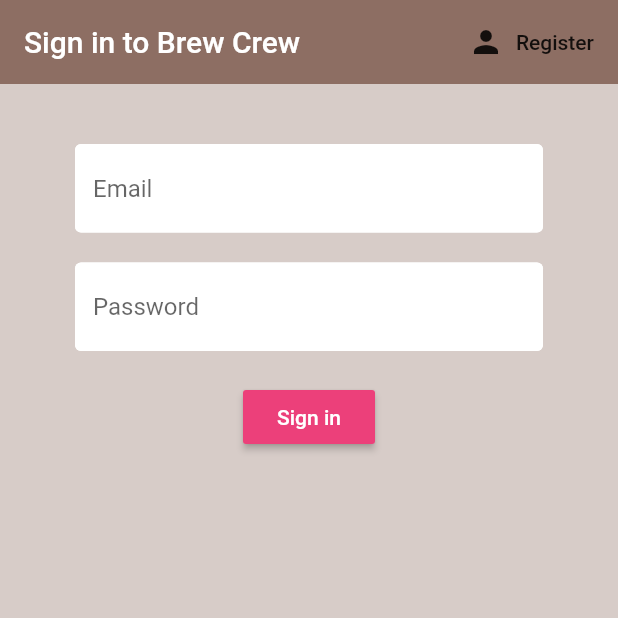
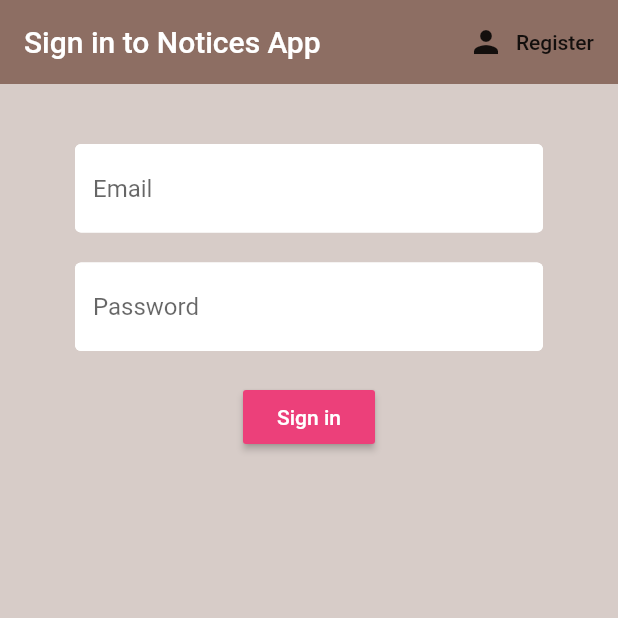
Before and after one commit to 15154/AM4L, a Flutter app: the screen it shows after launch, on a phone screen of 412 x 824 dp, the top half of it. Run offline on Flutter 3.47's test engine with Material 2 defaults, Android fonts, the phone set to English and light mode, and no system bars; our stand-ins replace cloud_firestore, firebase_auth, flutter_spinkit; accounts and stored records are empty.

```diff
--- a/am4l_15123_15154/lib/screens/authenticate/register.dart
+++ b/am4l_15123_15154/lib/screens/authenticate/register.dart
@@ -30,7 +30,7 @@ class _RegisterState extends State<Register> {
       appBar: AppBar(
         backgroundColor: Colors.brown[400],
         elevation: 0.0,
-        title: Text('Sign up to Brew Crew'),
+        title: Text('Sign up to Notices App'),
         actions: <Widget>[
           FlatButton.icon(
             icon: Icon(Icons.person),
--- a/am4l_15123_15154/lib/screens/authenticate/sign_in.dart
+++ b/am4l_15123_15154/lib/screens/authenticate/sign_in.dart
@@ -30,7 +30,7 @@ class _SignInState extends State<SignIn> {
       appBar: AppBar(
         backgroundColor: Colors.brown[400],
         elevation: 0.0,
-        title: Text('Sign in to Brew Crew'),
+        title: Text('Sign in to Notices App'),
         actions: <Widget>[
           FlatButton.icon(
             icon: Icon(Icons.person),
--- a/am4l_15123_15154/lib/screens/home/home.dart
+++ b/am4l_15123_15154/lib/screens/home/home.dart
@@ -1,6 +1,5 @@
 import 'package:am4l_15123_15154/services/auth.dart';
 import 'package:flutter/material.dart';
-import 'package:am4l_15123_15154/services/auth.dart';
 
 class Home extends StatelessWidget {
 
--- a/am4l_15123_15154/lib/services/auth.dart
+++ b/am4l_15123_15154/lib/services/auth.dart
@@ -1,4 +1,5 @@
 import 'package:am4l_15123_15154/models/user.dart';
+import 'package:am4l_15123_15154/services/database.dart';
 import 'package:firebase_auth/firebase_auth.dart';
 
 class AuthService {
@@ -45,6 +46,10 @@ class AuthService {
     try{
       AuthResult result = await _auth.createUserWithEmailAndPassword(email: email, password: password);
       FirebaseUser user = result.user;
+
+      //create a new document for the user with the uid
+      await DatabaseService(uid: user.uid).updateUserData('new parent', 'new classroom');
+
       return _userFromFirebaseUser(user);
     } catch(e){
       print(e.toString());
--- a/am4l_15123_15154/lib/services/database.dart
+++ b/am4l_15123_15154/lib/services/database.dart
@@ -2,7 +2,16 @@ import 'package:cloud_firestore/cloud_firestore.dart';
 
 class DatabaseService {
 
+  final String uid;
+  DatabaseService({ this.uid });
+
   // collection reference
   final CollectionReference noticeCollection = Firestore.instance.collection('notices');
 
+  Future updateUserData(String name, String classrooms) async {
+    return await noticeCollection.document(uid).setData({
+      'name': name,
+      'classrooms': classrooms,
+    });
+  }
 }
```
